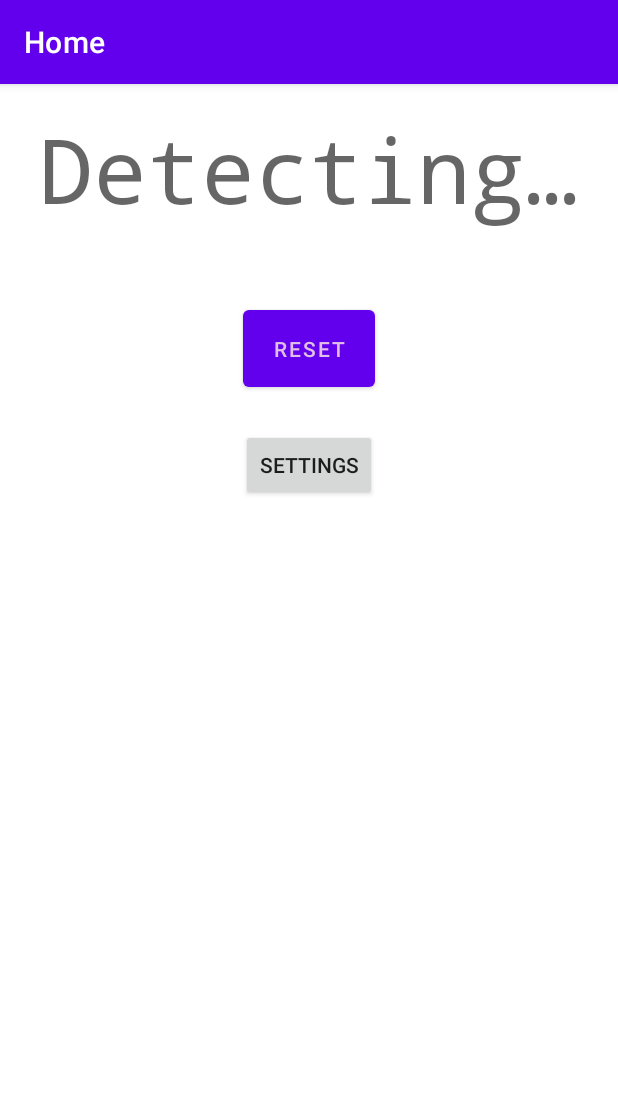
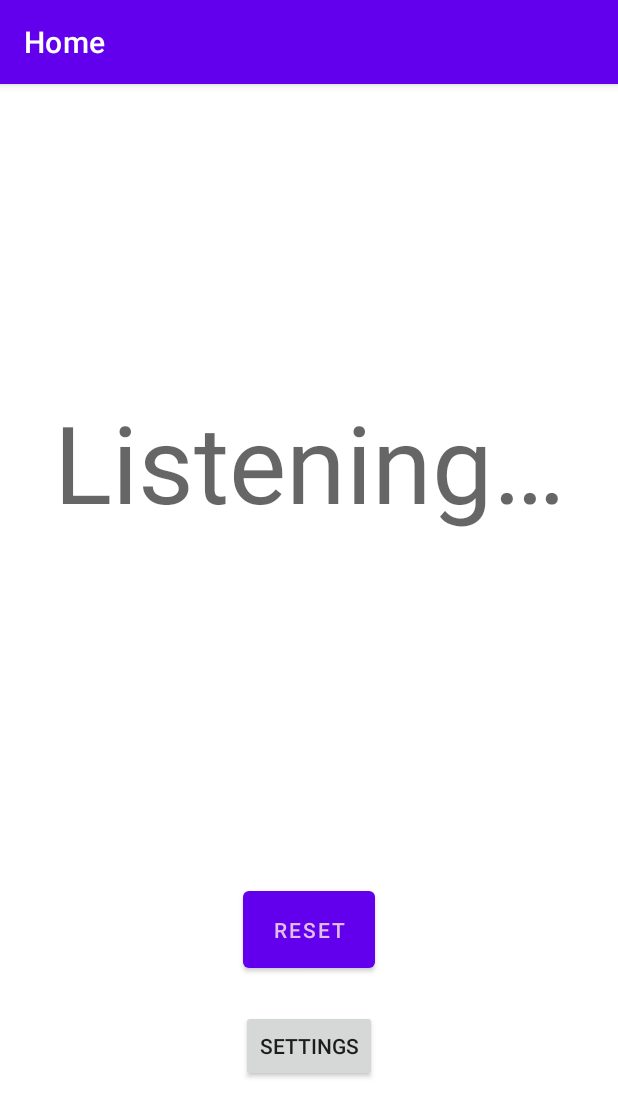
Before and after one commit to low-earth-orbit/tennis-tune, an Android app: the screen it shows after launch (MainActivity), on a phone screen of 412 x 824 dp. Shown: the top 1117 px of the screen. Run offline under Robolectric (Android 15) with nearby library versions, the phone set to English and light mode, and no system bars; 8 statements that could not run were skipped.

Commit message:
Adjust tension and unit display

```diff
--- a/App/app/src/main/java/ca/unb/mobiledev/tennis_tune/MainActivity.kt
+++ b/App/app/src/main/java/ca/unb/mobiledev/tennis_tune/MainActivity.kt
@@ -30,7 +30,8 @@ class MainActivity : AppCompatActivity(), VisualizerView.OnDisplayFrequencyChang
     private val recordAudioPermission = 1
     private val visualizerHeightDip = 50f
     private var mVisualizerView: VisualizerView? = null
-    private var frequencyTextView: TextView? = null
+    private var tensionTextView: TextView? = null
+    private var unitTextView: TextView? = null
     private var job = Job()
 
     // Settings variables declaration
@@ -80,7 +81,8 @@ class MainActivity : AppCompatActivity(), VisualizerView.OnDisplayFrequencyChang
     }
 
     private fun initUI() {
-        frequencyTextView = binding.frequencyTextView
+        tensionTextView = binding.tensionTextView
+        unitTextView = binding.unitTextView
 
         binding.resetButton.setOnClickListener {
             resetFrequencyText()
@@ -142,7 +144,8 @@ class MainActivity : AppCompatActivity(), VisualizerView.OnDisplayFrequencyChang
 
     private fun resetFrequencyText() {
         mVisualizerView?.resetFrequencies()
-        frequencyTextView?.text = this.getString(R.string.text_detecting)
+        tensionTextView?.text = this.getString(R.string.text_detecting)
+        unitTextView?.text = ""
     }
 
     private fun setupVisualizer() {
@@ -218,14 +221,23 @@ class MainActivity : AppCompatActivity(), VisualizerView.OnDisplayFrequencyChang
             val tensionLb = frequencyToTension(frequency, racquetHeadSize!!, stringMassDensity!!)
             val tensionDisplay = if (displayUnit == "kg") {
                 val tensionKg = tensionLb * 0.45359237
-                "%.1f\nkg".format(tensionKg)
+                "%.1f\n".format(tensionKg)
             } else {
-                "%.1f\nlb".format(tensionLb)
+                "%.1f\n".format(tensionLb)
+            }
+
+            val unitDisplay = if (displayUnit == "kg") {
+                "kg"
+            } else {
+                "lb"
             }
 
             runOnUiThread {
-                frequencyTextView?.text = buildString {
+                tensionTextView?.text = buildString {
                     append(tensionDisplay)
+                }
+                unitTextView?.text = buildString {
+                    append(unitDisplay)
                 }
             }
         }
--- a/App/app/src/main/res/layout/home_page.xml
+++ b/App/app/src/main/res/layout/home_page.xml
@@ -35,37 +35,65 @@
             app:layout_behavior="@string/appbar_scrolling_view_behavior">
 
             <TextView
-                android:id="@+id/frequencyTextView"
+                android:id="@+id/tensionTextView"
                 android:layout_width="0dp"
-                android:layout_height="wrap_content"
+                android:layout_height="300dp"
+                android:layout_marginStart="32dp"
+                android:layout_marginEnd="32dp"
                 android:elevation="2dp"
-                android:fontFamily="monospace"
-                android:padding="16dp"
+                android:fontFamily="sans-serif"
+                android:gravity="bottom|center_horizontal"
+                android:maxLines="1"
                 android:text="@string/text_detecting"
                 android:textAlignment="center"
-                android:textAppearance="@style/TextAppearance.AppCompat.Medium"
-                android:textSize="60sp"
-                app:layout_constraintBottom_toTopOf="@+id/my_visualizer_container"
+                android:textAppearance="@style/TextAppearance.AppCompat.Display1"
+                app:autoSizeMaxTextSize="120sp"
+                app:autoSizeMinTextSize="12sp"
+                app:autoSizeStepGranularity="2sp"
+                app:autoSizeTextType="uniform"
+                app:layout_constraintBottom_toTopOf="@+id/unitTextView"
                 app:layout_constraintEnd_toEndOf="parent"
                 app:layout_constraintStart_toStartOf="parent"
                 app:layout_constraintTop_toTopOf="parent" />
 
+            <TextView
+                android:id="@+id/unitTextView"
+                android:layout_width="0dp"
+                android:layout_height="100dp"
+                android:elevation="2dp"
+                android:fontFamily="sans-serif"
+                android:gravity="center_horizontal|top"
+                android:padding="0dp"
+                android:textAppearance="@style/TextAppearance.AppCompat.Display1"
+                android:textSize="34sp"
+                app:layout_constraintBottom_toTopOf="@+id/my_visualizer_container"
+                app:layout_constraintEnd_toEndOf="parent"
+                app:layout_constraintStart_toStartOf="parent"
+                app:layout_constraintTop_toBottomOf="@+id/tensionTextView" />
+
             <LinearLayout
                 android:id="@+id/my_visualizer_container"
                 android:layout_width="0dp"
-                android:layout_height="wrap_content"
+                android:layout_height="100dp"
+                android:layout_marginStart="8dp"
+                android:layout_marginTop="16dp"
+                android:layout_marginEnd="8dp"
+                android:layout_marginBottom="16dp"
                 android:elevation="2dp"
+                android:gravity="center"
                 android:orientation="horizontal"
                 android:padding="16dp"
                 app:layout_constraintBottom_toTopOf="@+id/resetButton"
                 app:layout_constraintEnd_toEndOf="parent"
                 app:layout_constraintStart_toStartOf="parent"
-                app:layout_constraintTop_toBottomOf="@+id/frequencyTextView" />
+                app:layout_constraintTop_toBottomOf="@+id/unitTextView" />
 
             <Button
                 android:id="@+id/resetButton"
                 android:layout_width="wrap_content"
                 android:layout_height="wrap_content"
+                android:layout_marginStart="16dp"
+                android:layout_marginEnd="16dp"
                 android:padding="16dp"
                 android:text="@string/button_reset"
                 android:textColor="#E1BEE7"
@@ -78,12 +106,15 @@
                 android:id="@+id/bottomMenu"
                 android:layout_width="0dp"
                 android:layout_height="92dp"
+                android:layout_marginStart="16dp"
+                android:layout_marginEnd="16dp"
                 android:gravity="center"
                 android:orientation="horizontal"
                 android:padding="16dp"
                 app:layout_constraintBottom_toBottomOf="parent"
                 app:layout_constraintEnd_toEndOf="parent"
-                app:layout_constraintStart_toStartOf="parent" />
+                app:layout_constraintStart_toStartOf="parent"
+                app:layout_constraintTop_toBottomOf="@+id/resetButton" />
         </androidx.constraintlayout.widget.ConstraintLayout>
     </ScrollView>
 </androidx.coordinatorlayout.widget.CoordinatorLayout>
--- a/App/app/src/main/res/values/strings.xml
+++ b/App/app/src/main/res/values/strings.xml
@@ -6,7 +6,7 @@
     <string name="nav_header_subtitle">android.studio@android.com</string>
     <string name="nav_header_desc">Navigation header</string>
 
-    <string name="text_detecting">Detecting…</string>
+    <string name="text_detecting">Listening…</string>
     <string name="button_reset">Reset</string>
     <string name="title_settings_page">Settings</string>
     <string name="button_start">Start</string>
```
